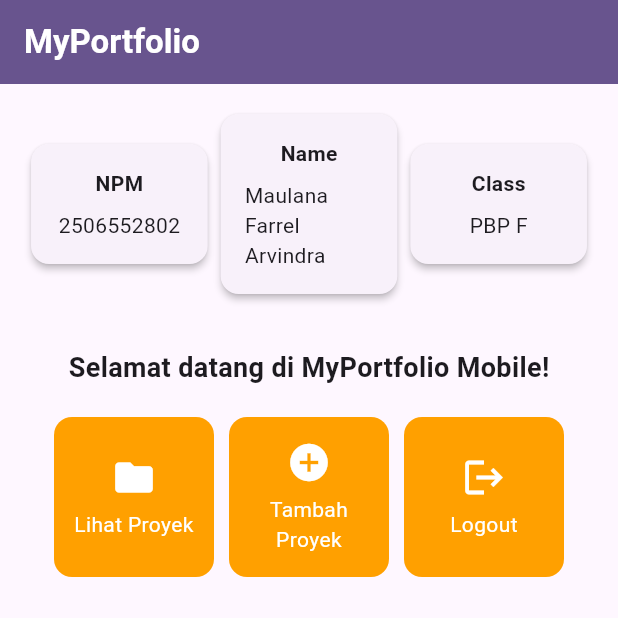
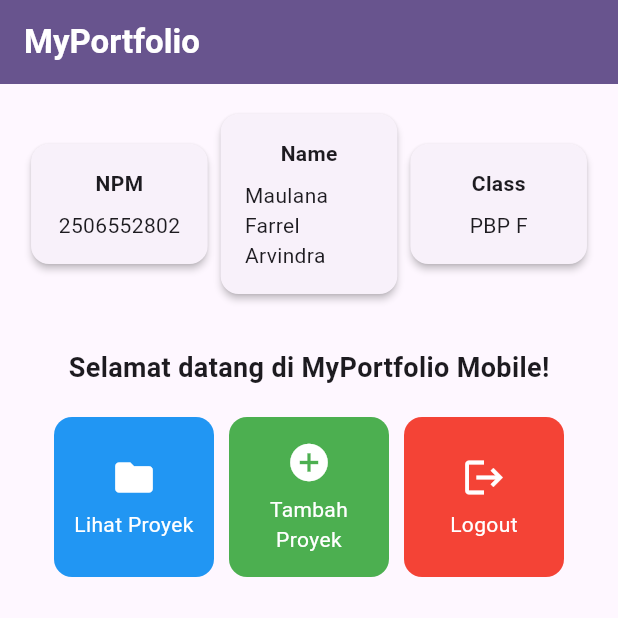
Before and after one commit to farrel-arvindra/myportofolio_mobile, a Flutter app: the screen it shows after launch, on a phone screen of 412 x 824 dp, the top half of it. Run offline on Flutter 3.47's test engine with Material 3 defaults, Android fonts, the phone set to English and light mode, and no system bars.

Commit message:
Refactor ItemHomepage to include color property and update menu items

```diff
--- a/lib/menu.dart
+++ b/lib/menu.dart
@@ -8,10 +8,10 @@ class MyHomePage extends StatelessWidget {
   final String kelas = "PBP F";
 
   final List<ItemHomepage> items = [
-    ItemHomepage("Lihat Proyek", Icons.folder),
-    ItemHomepage("Tambah Proyek", Icons.add_circle),
-    ItemHomepage("Logout", Icons.logout),
-  ];
+  ItemHomepage("Lihat Proyek", Icons.folder, Colors.blue),
+  ItemHomepage("Tambah Proyek", Icons.add_circle, Colors.green),
+  ItemHomepage("Logout", Icons.logout, Colors.red),
+];
 
     @override
   Widget build(BuildContext context) {
@@ -119,8 +119,9 @@ class InfoCard extends StatelessWidget {
 class ItemHomepage {
   final String name;
   final IconData icon;
+  final Color color;
 
-  ItemHomepage(this.name, this.icon);
+  ItemHomepage(this.name, this.icon, this.color);
 }
 
 class ItemCard extends StatelessWidget {
@@ -132,7 +133,7 @@ class ItemCard extends StatelessWidget {
   Widget build(BuildContext context) {
     return Material(
       // Menggunakan warna sekunder dari skema tema aplikasi.
-      color: Theme.of(context).colorScheme.secondary,
+      color: item.color,
       borderRadius: BorderRadius.circular(12),
       child: InkWell(
         // Aksi ketika kartu ditekan oleh pengguna.
```
